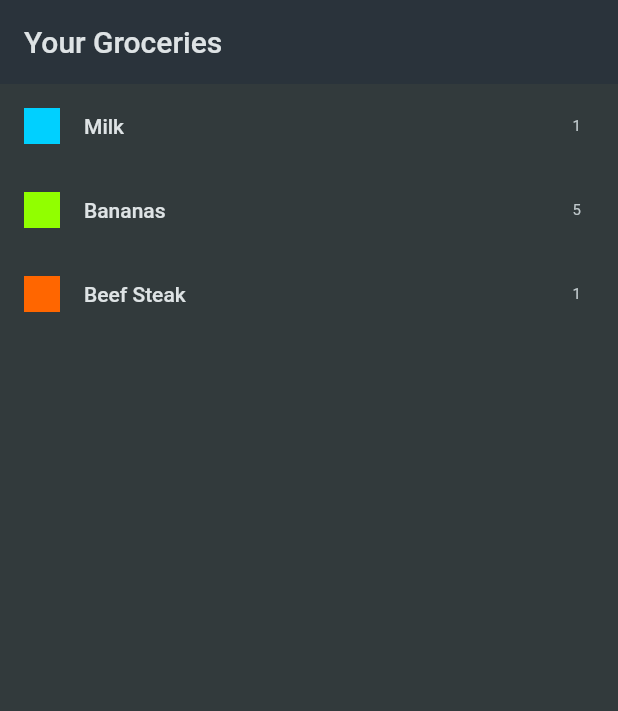
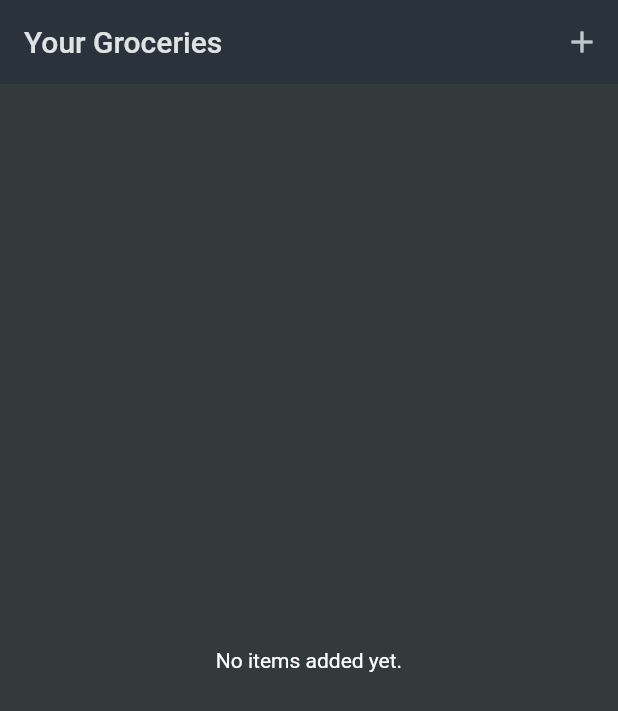
Before and after one commit to ivantrj/shopping_list_flutter, a Flutter app: the screen it shows after launch, on a phone screen of 412 x 824 dp. Shown: the top 711 px of the screen. Run offline on Flutter 3.47's test engine with Material 2 defaults, Android fonts, the phone set to English and light mode, and no system bars.

Commit message:
create add item form

```diff
--- a/lib/data/dummy_items.dart
+++ /dev/null
@@ -1,9 +0,0 @@
-import 'package:shopping_list_flutter/data/categories.dart';
-import 'package:shopping_list_flutter/models/category.dart';
-import 'package:shopping_list_flutter/models/grocery_item.dart';
-
-final groceryItems = [
-  GroceryItem(id: 'a', name: 'Milk', quantity: 1, category: categories[Categories.dairy]!),
-  GroceryItem(id: 'b', name: 'Bananas', quantity: 5, category: categories[Categories.fruit]!),
-  GroceryItem(id: 'c', name: 'Beef Steak', quantity: 1, category: categories[Categories.meat]!),
-];
--- a/lib/widgets/grocery_list.dart
+++ b/lib/widgets/grocery_list.dart
@@ -1,20 +1,56 @@
 import 'package:flutter/material.dart';
-import 'package:shopping_list_flutter/data/dummy_items.dart';
+import 'package:shopping_list_flutter/models/grocery_item.dart';
+import 'package:shopping_list_flutter/widgets/new_item.dart';
 
-class GroceryList extends StatelessWidget {
+class GroceryList extends StatefulWidget {
   const GroceryList({super.key});
 
   @override
+  State<GroceryList> createState() => _GroceryListState();
+}
+
+class _GroceryListState extends State<GroceryList> {
+  final List<GroceryItem> _groceryItems = [];
+
+  void _addItem() async {
+    final newItem = await Navigator.of(context).push<GroceryItem>(
+      MaterialPageRoute(
+        builder: (context) => const NewItem(),
+      ),
+    );
+
+    if (newItem == null) {
+      return;
+    }
+
+    setState(() {
+      _groceryItems.add(newItem);
+    });
+  }
+
+  void _removeItem(GroceryItem item) {
+    setState(() {
+      _groceryItems.remove(item);
+    });
+  }
+
+  @override
   Widget build(BuildContext context) {
-    return Scaffold(
-      appBar: AppBar(
-        title: const Text("Your Groceries"),
-      ),
-      body: ListView.builder(
-        itemCount: groceryItems.length,
+    Widget content = const Center(
+      child: Text("No items added yet."),
+    );
+
+    if (_groceryItems.isNotEmpty) {
+      content = ListView.builder(
+        itemCount: _groceryItems.length,
         itemBuilder: (context, index) {
-          final item = groceryItems[index];
-          return ListTile(
+          final item = _groceryItems[index];
+          return Dismissible(
+            onDismissed: (direction) {
+              _removeItem(item);
+            },
+            key: ValueKey(item.id),
+            child: ListTile(
               title: Text(item.name),
               trailing: Text(item.quantity.toString()),
               leading: Container(
@@ -22,9 +58,25 @@ class GroceryList extends StatelessWidget {
                 height: 24,
                 color: item.category.color,
               ),
+            ),
           );
         },
+      );
+    }
+
+    return Scaffold(
+      appBar: AppBar(
+        title: const Text("Your Groceries"),
+        actions: [
+          IconButton(
+            icon: const Icon(Icons.add),
+            onPressed: () {
+              _addItem();
+            },
           ),
+        ],
+      ),
+      body: content,
     );
   }
 }
```
Also changed, not shown: lib/widgets/new_item.dart (added, +136 -0 lines). Lines whose indentation alone changed are shown as unchanged.
